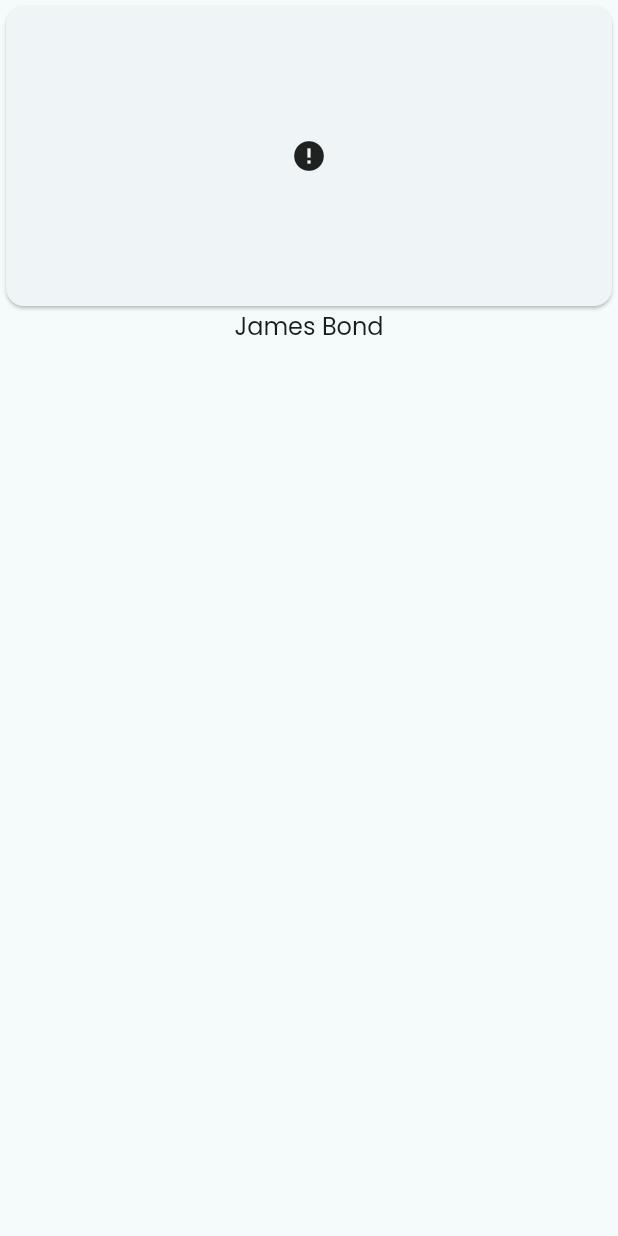
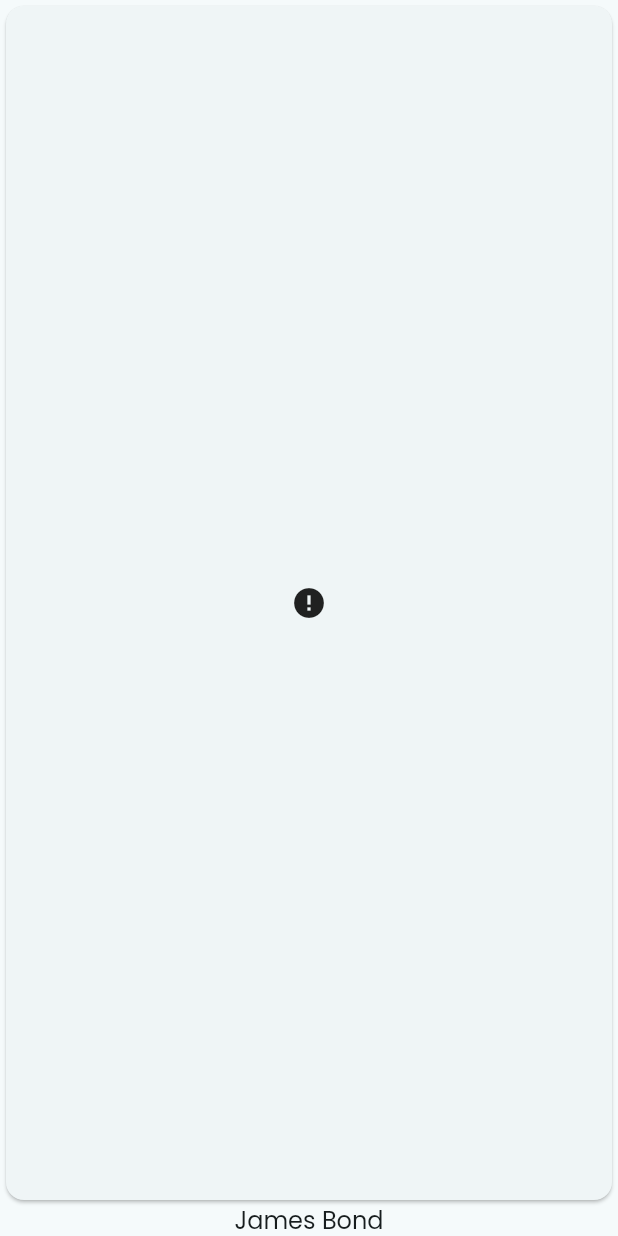
Before and after one commit to AfonsoMachado/movie_tickets, a Flutter app: the MovieCard widget shown alone on an empty page, opened directly, on a phone screen of 412 x 824 dp. Run offline on Flutter 3.47's test engine with Material 3 defaults, Android fonts, the phone set to English and light mode, and no system bars; our stand-ins replace bloc, flutter_bloc.

Commit message:
fix error on images loading render

```diff
--- a/lib/components/movie_card.dart
+++ b/lib/components/movie_card.dart
@@ -11,11 +11,11 @@ class MovieCard extends StatelessWidget {
   Widget build(BuildContext context) {
     return Column(
       children: [
-        Card(
-            clipBehavior: Clip.hardEdge,
-            child: ConstrainedBox(
-              constraints: const BoxConstraints(minHeight: 200),
+        Expanded(
+          child: Card(
+              clipBehavior: Clip.hardEdge,
               child: InkWell(
+                  // Removi o ConstrainedBox que envolvia esse  inkWell e adicionei o Expanded no card para ele ocupar o máximo de espaço possível na Column
                   onTap: () {
                     Navigator.push(
                       context,
@@ -27,18 +27,23 @@ class MovieCard extends StatelessWidget {
                   child: movie.imageURI != null
                       ? Ink(
                           width: double.infinity,
-                          decoration: BoxDecoration(
-                            image: DecorationImage(
-                                image: NetworkImage(movie.imageURI!),
-                                fit: BoxFit.cover),
+                          // Removi o decorador e adicionei esse child para tratar uma Imagem que não estava carregando corretamente
+                          child: Image.network(
+                            movie.imageURI!,
+                            fit: BoxFit.cover,
+                            errorBuilder: (context, error, stackTrace) => Ink(
+                              child: const Center(
+                                child: Icon(Icons.error),
+                              ),
+                            ),
                           ),
                         )
                       : Ink(
                           child: const Center(
                             child: Icon(Icons.error),
                           ),
-                        )),
-            )),
+                        ))),
+        ),
         Text(
           movie.name,
           style: Theme.of(context).textTheme.displaySmall,
```
